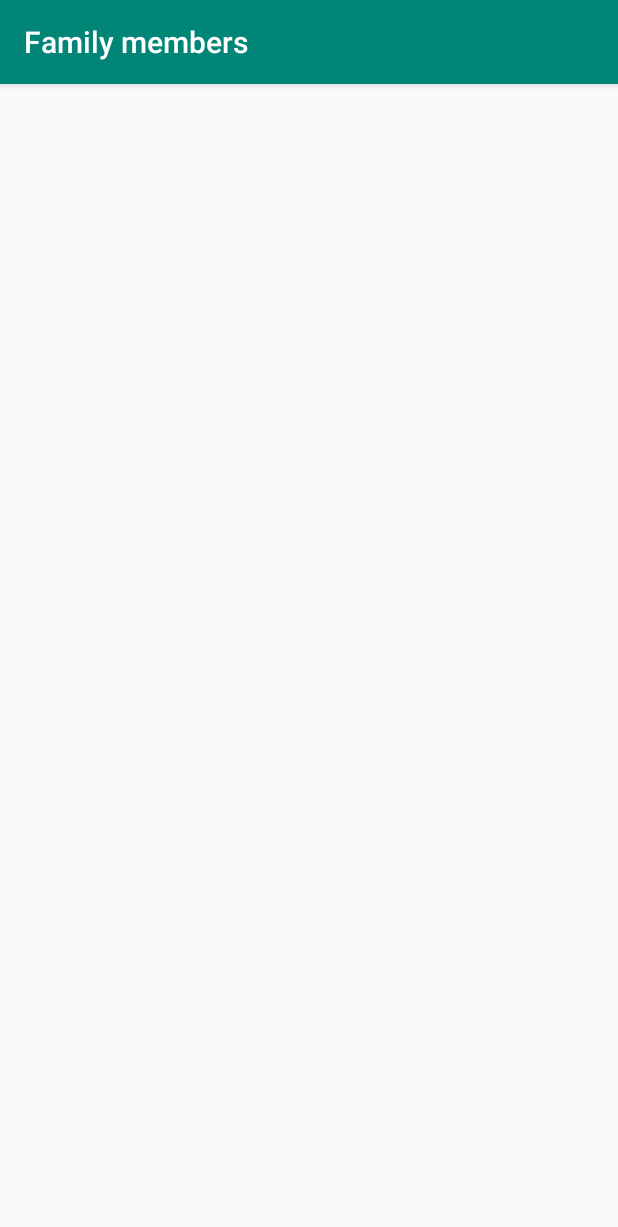
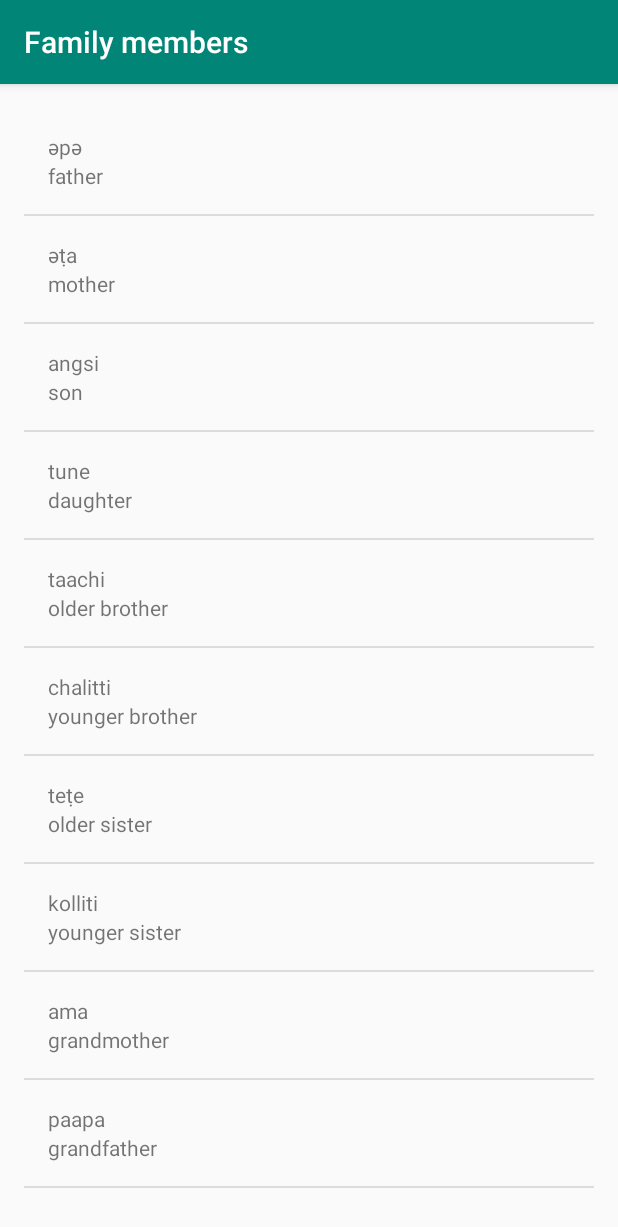
Before and after one commit to cristiandgm/MIwok2, an Android app: the FamilyMembersActivity screen opened directly, with no data from a screen before it, on a phone screen of 412 x 824 dp. Shown: the top 1227 px of the screen. Run offline under Robolectric (Android 15) with nearby library versions, the phone set to English and light mode, and no system bars.

Commit message:
Add Family Members words

```diff
--- a/app/src/main/java/com/example/miwok2/ColorsActivity.java
+++ b/app/src/main/java/com/example/miwok2/ColorsActivity.java
@@ -12,7 +12,7 @@ public class ColorsActivity extends AppCompatActivity {
     @Override
     protected void onCreate(Bundle savedInstanceState) {
         super.onCreate(savedInstanceState);
-        setContentView(R.layout.activity_colors);
+        setContentView(R.layout.word_list);
 
         //Create an array of words
         ArrayList<Word> words = new ArrayList<>();
@@ -36,7 +36,7 @@ public class ColorsActivity extends AppCompatActivity {
 
         // Find the {@link ListView} object in the view hierarchy of the {@link Activity}.
         // There should be a {@link ListView} with the view ID called list, which is declared in the
-        // activity_numbers.xml layout file.
+        // word_list.xml file.
         ListView listView = findViewById(R.id.list);
 
         // Make the {@link ListView} use the {@link ArrayAdapter} we created above, so that the
--- a/app/src/main/java/com/example/miwok2/FamilyMembersActivity.java
+++ b/app/src/main/java/com/example/miwok2/FamilyMembersActivity.java
@@ -3,12 +3,49 @@ package com.example.miwok2;
 import androidx.appcompat.app.AppCompatActivity;
 
 import android.os.Bundle;
+import android.widget.ListView;
+
+import java.util.ArrayList;
 
 public class FamilyMembersActivity extends AppCompatActivity {
 
     @Override
     protected void onCreate(Bundle savedInstanceState) {
         super.onCreate(savedInstanceState);
-        setContentView(R.layout.activity_family_members);
+        setContentView(R.layout.word_list);
+
+        //Create an array of words
+        ArrayList<Word> words = new ArrayList<>();
+
+        // Create a list of words
+        words.add(new Word("father", "әpә"));
+        words.add(new Word("mother", "әṭa"));
+        words.add(new Word("son", "angsi"));
+        words.add(new Word("daughter", "tune"));
+        words.add(new Word("older brother", "taachi"));
+        words.add(new Word("younger brother", "chalitti"));
+        words.add(new Word("older sister", "teṭe"));
+        words.add(new Word("younger sister", "kolliti"));
+        words.add(new Word("grandmother", "ama"));
+        words.add(new Word("grandfather", "paapa"));
+
+
+        // Create an {@link ArrayAdapter}, whose data source is a list of Strings. The
+        // adapter knows how to create layouts for each item in the list, using the
+        // simple_list_item_1.xml layout resource defined in the Android framework.
+        // This list item layout contains a single {@link TextView}, which the adapter will set to
+        // display a single word.
+        WordAdapter itemsAdapter = new WordAdapter(this, words);
+
+        // Find the {@link ListView} object in the view hierarchy of the {@link Activity}.
+        // There should be a {@link ListView} with the view ID called list, which is declared in the
+        // word_list file.
+        ListView listView = findViewById(R.id.list);
+
+        // Make the {@link ListView} use the {@link ArrayAdapter} we created above, so that the
+        // {@link ListView} will display list items for each word in the list of words.
+        // Do this by calling the setAdapter method on the {@link ListView} object and pass in
+        // 1 argument, which is the {@link ArrayAdapter} with the variable name itemsAdapter.
+        listView.setAdapter(itemsAdapter);
     }
 }
--- a/app/src/main/java/com/example/miwok2/PhrasesActivity.java
+++ b/app/src/main/java/com/example/miwok2/PhrasesActivity.java
@@ -9,6 +9,6 @@ public class PhrasesActivity extends AppCompatActivity {
     @Override
     protected void onCreate(Bundle savedInstanceState) {
         super.onCreate(savedInstanceState);
-        setContentView(R.layout.activity_phrases);
+        setContentView(R.layout.word_list);
     }
 }
--- a/app/src/main/res/layout/activity_family_members.xml
+++ /dev/null
@@ -1,9 +0,0 @@
-<?xml version="1.0" encoding="utf-8"?>
-<androidx.constraintlayout.widget.ConstraintLayout xmlns:android="http://schemas.android.com/apk/res/android"
-    xmlns:app="http://schemas.android.com/apk/res-auto"
-    xmlns:tools="http://schemas.android.com/tools"
-    android:layout_width="match_parent"
-    android:layout_height="match_parent"
-    tools:context=".FamilyMembersActivity">
-
-</androidx.constraintlayout.widget.ConstraintLayout>
--- a/app/src/main/res/layout/list_item.xml
+++ b/app/src/main/res/layout/list_item.xml
@@ -1,6 +1,5 @@
 <?xml version="1.0" encoding="utf-8"?><!-- Layout for a single list item-->
 <LinearLayout xmlns:android="http://schemas.android.com/apk/res/android"
-    xmlns:tools="http://schemas.android.com/tools"
     android:layout_width="match_parent"
     android:layout_height="wrap_content"
     android:orientation="vertical">
@@ -10,15 +9,13 @@
         android:layout_width="match_parent"
         android:layout_height="match_parent"
         android:paddingLeft="16dp"
-        android:paddingTop="16dp"
-        tools:text="lutti" />
+        android:paddingTop="16dp" />
 
     <TextView
         android:id="@+id/default_word"
         android:layout_width="match_parent"
         android:layout_height="match_parent"
         android:paddingLeft="16dp"
-        android:paddingBottom="16dp"
-        tools:text="one" />
+        android:paddingBottom="16dp" />
 
 </LinearLayout>
--- a/app/src/main/res/layout/activity_numbers.xml
+++ b/app/src/main/res/layout/word_list.xml
@@ -1,6 +1,5 @@
 <?xml version="1.0" encoding="utf-8"?>
 <ListView xmlns:android="http://schemas.android.com/apk/res/android"
-    xmlns:tools="http://schemas.android.com/tools"
     android:id="@+id/list"
     android:orientation="vertical"
     android:layout_width="match_parent"
@@ -8,5 +7,4 @@
     android:paddingLeft="@dimen/activity_horizontal_margin"
     android:paddingTop="@dimen/activity_vertical_margin"
     android:paddingRight="@dimen/activity_horizontal_margin"
-    android:paddingBottom="@dimen/activity_vertical_margin"
-    tools:context=".NumbersActivity" />
+    android:paddingBottom="@dimen/activity_vertical_margin" />
```
Also changed, not shown: app/src/main/java/com/example/miwok2/NumbersActivity.java (+3 -6 lines), app/src/main/res/layout/activity_colors.xml (deleted, +0 -9 lines), app/src/main/res/layout/activity_phrases.xml (deleted, +0 -9 lines).
